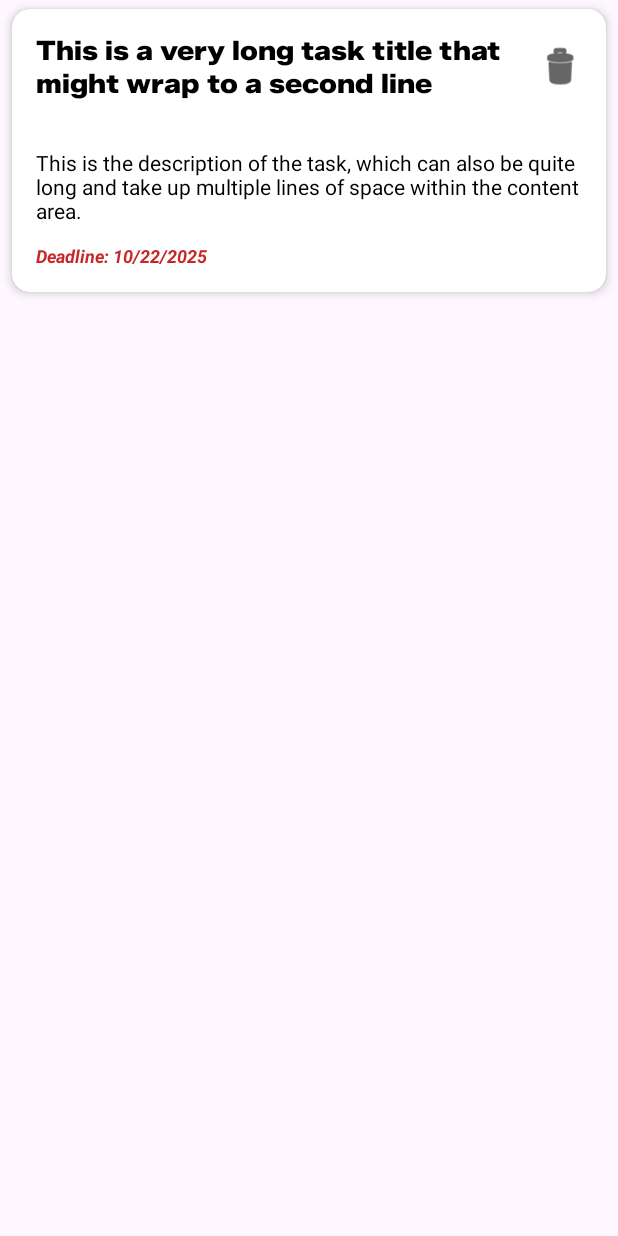
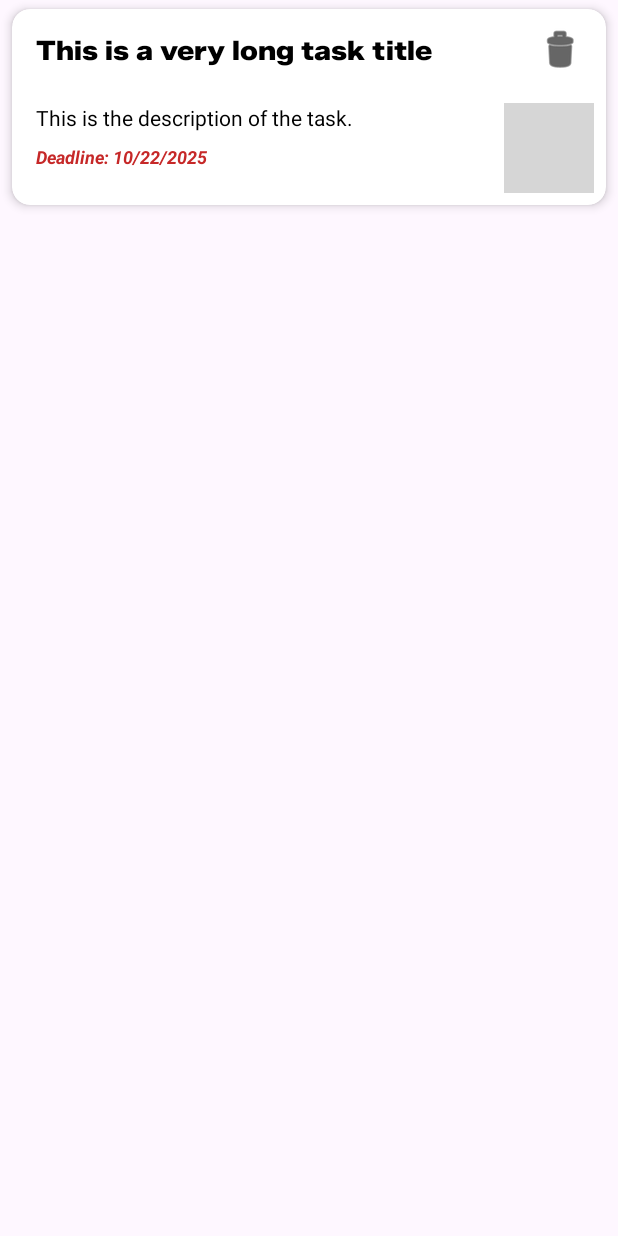
Before and after one commit to devlabsmobile98-ops/lab2_hitlist, an Android app: the layout item_task.xml on its own in the app's theme, with its tools: preview values and no code run, on a phone screen of 412 x 824 dp. Run offline under Robolectric (Android 15) with nearby library versions, the phone set to English and light mode, and no system bars; grey boxes are pictures that could not be loaded.

Commit message:
style: Polish task card UI for dynamic image previews

```diff
--- a/app/src/main/java/com/example/hitlist/TaskAdapter.kt
+++ b/app/src/main/java/com/example/hitlist/TaskAdapter.kt
@@ -3,15 +3,18 @@ package com.example.hitlist
 import android.content.Intent
 import android.graphics.Color
 import android.graphics.drawable.ColorDrawable
+import android.net.Uri
 import android.view.LayoutInflater
 import android.view.View
 import android.view.ViewGroup
 import android.widget.ImageButton
+import android.widget.ImageView
 import android.widget.LinearLayout
 import android.widget.TextView
 import androidx.activity.result.ActivityResultLauncher
 import androidx.cardview.widget.CardView
 import androidx.recyclerview.widget.RecyclerView
+import com.bumptech.glide.Glide
 
 class TaskAdapter(
     private var tasks: MutableList<Task>,
@@ -35,6 +38,8 @@ class TaskAdapter(
         val deleteButton: ImageButton = itemView.findViewById(R.id.deleteButton)
         val taskCard: CardView = itemView.findViewById(R.id.taskCard)
         val titleBar: LinearLayout = itemView.findViewById(R.id.titleBar)
+        // --- FIX 1: Add a reference to the new ImageView from the layout ---
+        val taskImagePreview: ImageView = itemView.findViewById(R.id.taskImagePreview)
     }
 
     override fun onCreateViewHolder(parent: ViewGroup, viewType: Int): TaskViewHolder {
@@ -64,6 +69,19 @@ class TaskAdapter(
             holder.titleBar.setBackgroundColor(Color.parseColor("#F0F0F0"))
         }
 
+        // --- FIX 2: Add logic to show or hide the image preview ---
+        if (task.imageUri != null) {
+            // If the task has an image URI, make the preview visible
+            holder.taskImagePreview.visibility = View.VISIBLE
+            // Use Glide to load the image from the URI into the ImageView
+            Glide.with(holder.itemView.context)
+                .load(Uri.parse(task.imageUri))
+                .into(holder.taskImagePreview)
+        } else {
+            // If there's no image URI, make sure the preview is hidden
+            holder.taskImagePreview.visibility = View.GONE
+        }
+
         holder.deleteButton.setOnClickListener {
             val taskToDelete = tasks[position]
             dbHelper.deleteTask(taskToDelete.id)
@@ -72,7 +90,6 @@ class TaskAdapter(
             notifyItemRangeChanged(position, tasks.size)
         }
 
-        // ADDED: Click listener for the entire item
         holder.itemView.setOnClickListener { view ->
             val intent = Intent(view.context, TaskDetailActivity::class.java)
             intent.putExtra("EXTRA_TASK", task)
--- a/app/src/main/res/layout/item_task.xml
+++ b/app/src/main/res/layout/item_task.xml
@@ -1,8 +1,4 @@
 <?xml version="1.0" encoding="utf-8"?>
-<!--
-    The root view is a CardView, which provides the rounded corners and shadow effect,
-    making each task item look like a physical card.
--->
 <androidx.cardview.widget.CardView
     xmlns:android="http://schemas.android.com/apk/res/android"
     xmlns:app="http://schemas.android.com/apk/res-auto"
@@ -15,38 +11,49 @@
     app:cardCornerRadius="12dp"
     app:cardElevation="4dp">
 
-    <!--
-        A vertical LinearLayout is used as the main container inside the card to stack the
-        title bar and the content area on top of each other.
-    -->
-    <LinearLayout
+    <androidx.constraintlayout.widget.ConstraintLayout
         android:layout_width="match_parent"
-        android:layout_height="wrap_content"
-        android:orientation="vertical">
+        android:layout_height="wrap_content">
+
+        <!-- This is the ImageView for the preview. It is unchanged and correctly
+             anchored to the bottom-right. It will now act as the primary guide
+             for the card's height when an image is present. -->
+        <ImageView
+            android:id="@+id/taskImagePreview"
+            android:layout_width="60dp"
+            android:layout_height="60dp"
+            android:layout_margin="8dp"
+            android:scaleType="centerCrop"
+            android:visibility="gone"
+            app:layout_constraintBottom_toBottomOf="parent"
+            app:layout_constraintEnd_toEndOf="parent"
+            tools:src="@tools:sample/avatars"
+            tools:visibility="visible" />
 
         <!--
-            This horizontal LinearLayout acts as the title bar. Its background will be colored
-            programmatically with the darker shade of the task's color.
-            - 'gravity="center_vertical"' is crucial for vertically aligning the title text and the
-              delete button, especially if the title wraps to multiple lines.
+            *** FIX #1 APPLIED HERE ***
+            The bottom of the titleBar is now constrained to the TOP of the image preview.
+            This ensures that the title bar and image preview will never overlap and that
+            the card will expand vertically to fit the image.
         -->
         <LinearLayout
             android:id="@+id/titleBar"
-            android:layout_width="match_parent"
+            android:layout_width="0dp"
             android:layout_height="wrap_content"
+            android:layout_marginBottom="8dp"
             android:gravity="center_vertical"
             android:orientation="horizontal"
             android:paddingHorizontal="16dp"
-            android:paddingVertical="8dp">
+            android:paddingVertical="8dp"
+            app:layout_constraintBottom_toTopOf="@+id/taskImagePreview"
+            app:layout_constraintEnd_toEndOf="parent"
+            app:layout_constraintStart_toStartOf="parent"
+            app:layout_constraintTop_toTopOf="parent"
+            app:layout_constraintVertical_bias="0.0">
 
-            <!--
-                The TextView for the task's title.
-                - 'layout_weight="1"' makes this view expand to take up all available horizontal space
-                  not used by the delete button. This is essential for proper alignment.
-                - 'maxLines="2"' and 'ellipsize="end"' prevent a very long title from making the
-                  card too tall. It will show "..." if the title exceeds two lines.
-                - 'tools:text' provides placeholder text visible only in the layout preview.
-            -->
+
+
+
             <TextView
                 android:id="@+id/taskTitle"
                 android:layout_width="0dp"
@@ -59,15 +66,8 @@
                 android:textColor="@android:color/black"
                 android:textSize="18sp"
                 android:textStyle="bold"
-                tools:text="This is a very long task title that might wrap to a second line" />
+                tools:text="This is a very long task title" />
 
-            <!--
-                The delete button for the task.
-                - It's an ImageButton because we only need an icon, not text.
-                - 'background="?attr/selectableItemBackgroundBorderless"' gives it a ripple effect on click
-                  without a visible background.
-                - 'app:tint' colors the delete icon itself (in this case, black).
-            -->
             <ImageButton
                 android:id="@+id/deleteButton"
                 android:layout_width="30dp"
@@ -80,43 +80,41 @@
         </LinearLayout>
 
         <!--
-            This LinearLayout contains the description and deadline, sitting below the title bar.
-            Its background will be the light shade of the task's color, set on the parent CardView.
+            *** FIX #2 APPLIED HERE ***
+            The contentLayout is now constrained between the titleBar and the bottom of the parent.
+            This ensures it fills the space correctly next to the image preview.
         -->
         <LinearLayout
-            android:layout_width="match_parent"
-            android:layout_height="wrap_content"
+            android:id="@+id/contentLayout"
+            android:layout_width="0dp"
+            android:layout_height="0dp"
             android:orientation="vertical"
             android:paddingHorizontal="16dp"
-            android:paddingBottom="16dp">
+            android:paddingBottom="16dp"
+            android:gravity="center_vertical"
+            app:layout_constraintTop_toBottomOf="@id/titleBar"
+            app:layout_constraintStart_toStartOf="parent"
+            app:layout_constraintBottom_toBottomOf="parent"
+            app:layout_constraintEnd_toStartOf="@id/taskImagePreview">
 
-            <!--
-                The TextView for the task's description.
-                - Its text color is set to black for better readability against the colored backgrounds.
-            -->
             <TextView
                 android:id="@+id/taskDescription"
                 android:layout_width="match_parent"
                 android:layout_height="wrap_content"
-                android:layout_marginTop="16dp"
                 android:textColor="@android:color/black"
                 android:textSize="14sp"
-                tools:text="This is the description of the task, which can also be quite long and take up multiple lines of space within the content area." />
+                tools:text="This is the description of the task." />
 
-            <!--
-                The TextView for the task's deadline.
-                - It's styled with a distinct color and italic bold text to make it stand out as important information.
-                - 'layout_marginTop' provides spacing between it and the description above.
-            -->
             <TextView
                 android:id="@+id/taskDeadline"
                 android:layout_width="wrap_content"
                 android:layout_height="wrap_content"
-                android:layout_marginTop="12dp"
+                android:layout_marginTop="8dp"
                 android:textColor="#C62828"
                 android:textSize="12sp"
                 android:textStyle="bold|italic"
                 tools:text="Deadline: 10/22/2025" />
         </LinearLayout>
-    </LinearLayout>
+
+    </androidx.constraintlayout.widget.ConstraintLayout>
 </androidx.cardview.widget.CardView>
```
